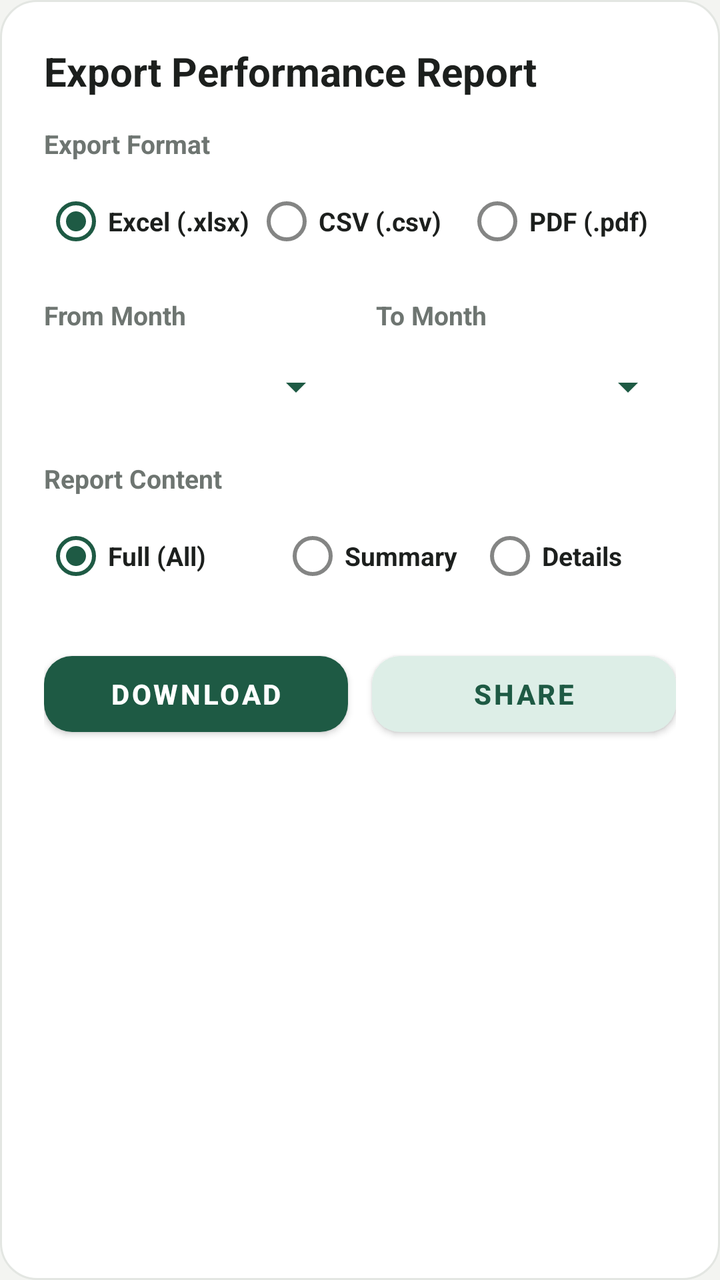
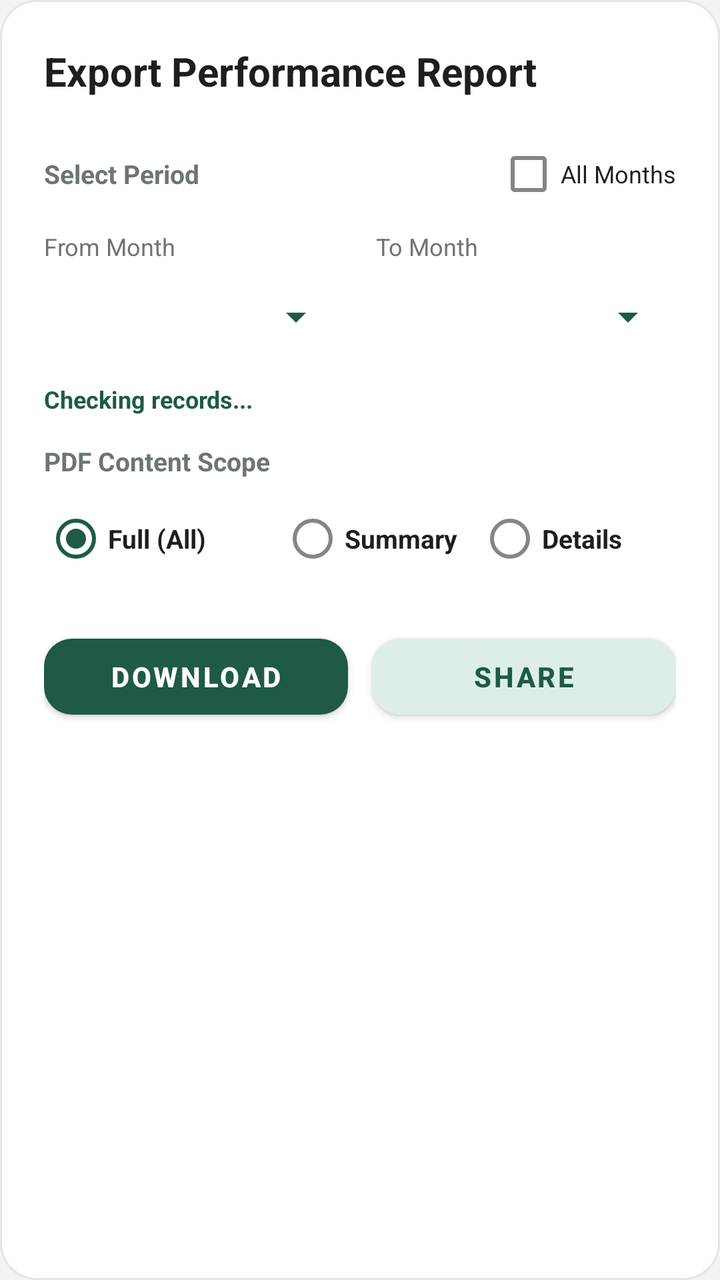

Before-and-after screenshots of an Android layout around one commit, followed by the original layout XML and the change that was made.
<!-- AndroidManifest.xml: application theme Theme.PerformanceTracker -->
<!-- res/layout/dialog_export_report.xml -->
<?xml version="1.0" encoding="utf-8"?>
<LinearLayout
     xmlns:android="http://schemas.android.com/apk/res/android"
     xmlns:app="http://schemas.android.com/apk/res-auto"
     android:layout_height="wrap_content"
     android:layout_width="match_parent"
     android:background="@drawable/bg_card_rounded"
     android:padding="22dp"
     android:orientation="vertical">

    <TextView
         android:layout_height="wrap_content"
         android:layout_width="match_parent"
         android:layout_marginBottom="14dp"
         android:textSize="20sp"
         android:textColor="@color/text_primary"
         android:id="@+id/tvExportTitle"
         android:text="Export Performance Report"
         android:textStyle="bold" />

    
    <TextView
         android:layout_height="wrap_content"
         android:layout_width="wrap_content"
         android:textColor="@color/text_secondary"
         android:text="Export Format"
         android:textSize="13sp"
         android:textStyle="bold" />

    <RadioGroup
         android:layout_height="wrap_content"
         android:layout_width="match_parent"
         android:layout_marginTop="6dp"
         android:layout_marginBottom="14dp"
         android:orientation="horizontal"
         android:id="@+id/rgExportFormat">

        <RadioButton
             android:layout_height="wrap_content"
             android:layout_width="0dp"
             android:layout_weight="1"
             android:textColor="@color/text_primary"
             android:checked="true"
             android:id="@+id/rbFormatXlsx"
             android:text="Excel (.xlsx)"
             android:textSize="13sp"
             android:textStyle="bold" />

        <RadioButton
             android:layout_height="wrap_content"
             android:layout_width="0dp"
             android:layout_weight="1"
             android:textColor="@color/text_primary"
             android:id="@+id/rbFormatCsv"
             android:text="CSV (.csv)"
             android:textSize="13sp"
             android:textStyle="bold" />

        <RadioButton
             android:layout_height="wrap_content"
             android:layout_width="0dp"
             android:layout_weight="1"
             android:textColor="@color/text_primary"
             android:id="@+id/rbFormatPdf"
             android:text="PDF (.pdf)"
             android:textSize="13sp"
             android:textStyle="bold" />

    </RadioGroup>

    
    <LinearLayout
         android:layout_height="wrap_content"
         android:layout_width="match_parent"
         android:weightSum="2"
         android:layout_marginBottom="14dp"
         android:orientation="horizontal">

        <LinearLayout
             android:layout_height="wrap_content"
             android:layout_width="0dp"
             android:layout_marginEnd="8dp"
             android:orientation="vertical"
             android:layout_weight="1">

            <TextView
                 android:layout_height="wrap_content"
                 android:layout_width="wrap_content"
                 android:textColor="@color/text_secondary"
                 android:text="From Month"
                 android:textSize="13sp"
                 android:textStyle="bold" />

            <Spinner
                 android:layout_height="46dp"
                 android:layout_width="match_parent"
                 android:backgroundTint="@color/primary"
                 android:layout_marginTop="4dp"
                 android:id="@+id/spinnerFromMonth" />

        </LinearLayout>

        <LinearLayout
             android:layout_height="wrap_content"
             android:layout_width="0dp"
             android:orientation="vertical"
             android:layout_marginStart="8dp"
             android:layout_weight="1">

            <TextView
                 android:layout_height="wrap_content"
                 android:layout_width="wrap_content"
                 android:textColor="@color/text_secondary"
                 android:text="To Month"
                 android:textSize="13sp"
                 android:textStyle="bold" />

            <Spinner
                 android:layout_height="46dp"
                 android:layout_width="match_parent"
                 android:backgroundTint="@color/primary"
                 android:layout_marginTop="4dp"
                 android:id="@+id/spinnerToMonth" />

        </LinearLayout>

    </LinearLayout>

    
    <TextView
         android:layout_height="wrap_content"
         android:layout_width="wrap_content"
         android:textColor="@color/text_secondary"
         android:text="Report Content"
         android:textSize="13sp"
         android:textStyle="bold" />

    <RadioGroup
         android:layout_height="wrap_content"
         android:layout_width="match_parent"
         android:layout_marginTop="6dp"
         android:layout_marginBottom="20dp"
         android:orientation="horizontal"
         android:id="@+id/rgExportType">

        <RadioButton
             android:layout_height="wrap_content"
             android:layout_width="0dp"
             android:layout_weight="1.2"
             android:textColor="@color/text_primary"
             android:checked="true"
             android:id="@+id/rbFullReport"
             android:text="Full (All)"
             android:textSize="13sp"
             android:textStyle="bold" />

        <RadioButton
             android:layout_height="wrap_content"
             android:layout_width="0dp"
             android:layout_weight="1"
             android:textColor="@color/text_primary"
             android:id="@+id/rbSummary"
             android:text="Summary"
             android:textSize="13sp"
             android:textStyle="bold" />

        <RadioButton
             android:layout_height="wrap_content"
             android:layout_width="0dp"
             android:layout_weight="1"
             android:textColor="@color/text_primary"
             android:id="@+id/rbDetails"
             android:text="Details"
             android:textSize="13sp"
             android:textStyle="bold" />

    </RadioGroup>

    
    <LinearLayout
         android:layout_height="wrap_content"
         android:layout_width="match_parent"
         android:weightSum="2"
         android:orientation="horizontal">

        <com.google.android.material.button.MaterialButton
             android:layout_height="50dp"
             android:layout_width="0dp"
             android:layout_weight="1"
             android:layout_marginEnd="6dp"
             app:backgroundTint="@color/primary"
             app:cornerRadius="14dp"
             app:elevation="0dp"
             android:textColor="#FFFFFF"
             android:id="@+id/btnDownloadReport"
             android:text="Download"
             android:textStyle="bold" />

        <com.google.android.material.button.MaterialButton
             android:layout_height="50dp"
             android:layout_width="0dp"
             android:layout_weight="1"
             android:layout_marginStart="6dp"
             app:backgroundTint="@color/badge_green_bg"
             app:cornerRadius="14dp"
             app:elevation="0dp"
             android:textColor="@color/badge_green_icon"
             android:id="@+id/btnShareReport"
             android:text="Share"
             android:textStyle="bold" />

    </LinearLayout>

</LinearLayout>
<!-- resources referenced by this layout -->
<resources>
  <color name="badge_green_bg">#DDEEE7</color>
  <color name="badge_green_icon">#1E5A44</color>
  <color name="primary">#1E5A44</color>
  <color name="text_primary">#1C1F1D</color>
  <color name="text_secondary">#6E7571</color>
  <!-- drawable bg_card_rounded (drawable) -->
  <?xml version="1.0" encoding="utf-8"?>
  <shape xmlns:android="http://schemas.android.com/apk/res/android">
      <solid android:color="@color/surface_card" />
      <stroke
          android:width="1dp"
          android:color="@color/card_stroke" />
      <corners android:radius="18dp" />
  </shape>
  <style name="Theme.PerformanceTracker" parent="Theme.MaterialComponents.Light.NoActionBar">
          <item name="colorPrimary">@color/primary</item>
          <item name="colorPrimaryVariant">@color/primary_dark</item>
          <item name="colorOnPrimary">@color/white</item>
          <item name="android:statusBarColor">@color/background</item>
          <item name="android:windowLightStatusBar">true</item>
          <item name="android:windowBackground">@color/background</item>
          <item name="colorSecondary">@color/secondary</item>
          <item name="colorSurface">@color/surface</item>
          <item name="colorOnSurface">@color/text_primary</item>
          <item name="colorControlNormal">@color/input_stroke_unfocused</item>
          <item name="colorControlActivated">@color/primary</item>
          <item name="android:textColorHint">@color/text_secondary</item>
          <item name="textInputStyle">@style/CustomOutlinedBox</item>
      </style>
  <color name="surface_card">#FFFFFF</color>
  <color name="card_stroke">#E3E6E2</color>
  <color name="primary_dark">#154333</color>
  <color name="white">#FFFFFF</color>
  <color name="background">#F3F4F1</color>
  <color name="secondary">#256650</color>
  <color name="surface">#FFFFFF</color>
  <color name="input_stroke_unfocused">#B4BEB8</color>
  <style name="CustomOutlinedBox" parent="Widget.MaterialComponents.TextInputLayout.OutlinedBox">
          <item name="boxStrokeColor">@color/box_stroke_selector</item>
          <item name="boxStrokeWidth">1.5dp</item>
          <item name="boxStrokeWidthFocused">2dp</item>
          <item name="boxBackgroundColor">@color/input_background</item>
          <item name="hintTextColor">@color/primary</item>
          <item name="android:textColorHint">@color/text_secondary</item>
          <item name="boxCornerRadiusTopStart">12dp</item>
          <item name="boxCornerRadiusTopEnd">12dp</item>
          <item name="boxCornerRadiusBottomStart">12dp</item>
          <item name="boxCornerRadiusBottomEnd">12dp</item>
      </style>
  <color name="input_background">#F7FAF8</color>
</resources>

<!-- the commit's change to res/layout/dialog_export_report.xml (unified diff, before → after) -->
@@ -19,61 +19,96 @@
          android:textStyle="bold" />
 
     
-    <TextView
-         android:layout_height="wrap_content"
-         android:layout_width="wrap_content"
-         android:textColor="@color/text_secondary"
-         android:text="Export Format"
-         android:textSize="13sp"
-         android:textStyle="bold" />
-
-    <RadioGroup
-         android:layout_height="wrap_content"
-         android:layout_width="match_parent"
-         android:layout_marginTop="6dp"
-         android:layout_marginBottom="14dp"
+    <LinearLayout
+         android:id="@+id/layoutFormatSelection"
+         android:layout_height="wrap_content"
+         android:layout_width="match_parent"
+         android:orientation="vertical"
+         android:visibility="gone">
+
+        <TextView
+             android:id="@+id/tvFormatHeader"
+             android:layout_height="wrap_content"
+             android:layout_width="wrap_content"
+             android:textColor="@color/text_secondary"
+             android:text="Export Format"
+             android:textSize="13sp"
+             android:textStyle="bold" />
+
+        <RadioGroup
+             android:layout_height="wrap_content"
+             android:layout_width="match_parent"
+             android:layout_marginTop="6dp"
+             android:layout_marginBottom="14dp"
+             android:orientation="horizontal"
+             android:id="@+id/rgExportFormat">
+
+            <RadioButton
+                 android:layout_height="wrap_content"
+                 android:layout_width="0dp"
+                 android:layout_weight="1"
+                 android:textColor="@color/text_primary"
+                 android:checked="true"
+                 android:id="@+id/rbFormatXlsx"
+                 android:text="Excel (.xlsx)"
+                 android:textSize="13sp"
+                 android:textStyle="bold" />
+
+            <RadioButton
+                 android:layout_height="wrap_content"
+                 android:layout_width="0dp"
+                 android:layout_weight="1"
+                 android:textColor="@color/text_primary"
+                 android:id="@+id/rbFormatCsv"
+                 android:text="CSV (.csv)"
+                 android:textSize="13sp"
+                 android:textStyle="bold" />
+
+            <RadioButton
+                 android:layout_height="wrap_content"
+                 android:layout_width="0dp"
+                 android:layout_weight="1"
+                 android:textColor="@color/text_primary"
+                 android:id="@+id/rbFormatPdf"
+                 android:text="PDF (.pdf)"
+                 android:textSize="13sp"
+                 android:textStyle="bold" />
+
+        </RadioGroup>
+    </LinearLayout>
+
+    
+    <LinearLayout
+         android:layout_height="wrap_content"
+         android:layout_width="match_parent"
          android:orientation="horizontal"
-         android:id="@+id/rgExportFormat">
-
-        <RadioButton
+         android:gravity="center_vertical"
+         android:layout_marginBottom="4dp">
+
+        <TextView
              android:layout_height="wrap_content"
              android:layout_width="0dp"
              android:layout_weight="1"
-             android:textColor="@color/text_primary"
-             android:checked="true"
-             android:id="@+id/rbFormatXlsx"
-             android:text="Excel (.xlsx)"
+             android:textColor="@color/text_secondary"
+             android:text="Select Period"
              android:textSize="13sp"
              android:textStyle="bold" />
 
-        <RadioButton
-             android:layout_height="wrap_content"
-             android:layout_width="0dp"
-             android:layout_weight="1"
-             android:textColor="@color/text_primary"
-             android:id="@+id/rbFormatCsv"
-             android:text="CSV (.csv)"
-             android:textSize="13sp"
-             android:textStyle="bold" />
-
-        <RadioButton
-             android:layout_height="wrap_content"
-             android:layout_width="0dp"
-             android:layout_weight="1"
-             android:textColor="@color/text_primary"
-             android:id="@+id/rbFormatPdf"
-             android:text="PDF (.pdf)"
-             android:textSize="13sp"
-             android:textStyle="bold" />
-
-    </RadioGroup>
-
-    
-    <LinearLayout
+        <com.google.android.material.checkbox.MaterialCheckBox
+             android:id="@+id/cbAllMonths"
+             android:layout_width="wrap_content"
+             android:layout_height="wrap_content"
+             android:text="All Months"
+             android:textSize="12sp"
+             android:textColor="@color/text_primary" />
+    </LinearLayout>
+
+    <LinearLayout
+         android:id="@+id/layoutMonthSpinners"
          android:layout_height="wrap_content"
          android:layout_width="match_parent"
          android:weightSum="2"
-         android:layout_marginBottom="14dp"
+         android:layout_marginBottom="10dp"
          android:orientation="horizontal">
 
         <LinearLayout
@@ -88,8 +123,7 @@
                  android:layout_width="wrap_content"
                  android:textColor="@color/text_secondary"
                  android:text="From Month"
-                 android:textSize="13sp"
-                 android:textStyle="bold" />
+                 android:textSize="12sp" />
 
             <Spinner
                  android:layout_height="46dp"
@@ -112,8 +146,7 @@
                  android:layout_width="wrap_content"
                  android:textColor="@color/text_secondary"
                  android:text="To Month"
-                 android:textSize="13sp"
-                 android:textStyle="bold" />
+                 android:textSize="12sp" />
 
             <Spinner
                  android:layout_height="46dp"
@@ -128,53 +161,132 @@
 
     
     <TextView
-         android:layout_height="wrap_content"
-         android:layout_width="wrap_content"
-         android:textColor="@color/text_secondary"
-         android:text="Report Content"
-         android:textSize="13sp"
-         android:textStyle="bold" />
-
-    <RadioGroup
-         android:layout_height="wrap_content"
-         android:layout_width="match_parent"
-         android:layout_marginTop="6dp"
+         android:id="@+id/tvExportRecordCount"
+         android:layout_width="match_parent"
+         android:layout_height="wrap_content"
+         android:text="Checking records..."
+         android:textSize="12sp"
+         android:textStyle="bold"
+         android:textColor="@color/primary"
+         android:layout_marginBottom="14dp" />
+
+    
+    <LinearLayout
+         android:id="@+id/layoutPdfContentOptions"
+         android:layout_height="wrap_content"
+         android:layout_width="match_parent"
+         android:orientation="vertical">
+
+        <TextView
+             android:id="@+id/tvReportContentType"
+             android:layout_height="wrap_content"
+             android:layout_width="wrap_content"
+             android:textColor="@color/text_secondary"
+             android:text="PDF Content Scope"
+             android:textSize="13sp"
+             android:textStyle="bold" />
+
+        <RadioGroup
+             android:layout_height="wrap_content"
+             android:layout_width="match_parent"
+             android:layout_marginTop="6dp"
+             android:layout_marginBottom="20dp"
+             android:orientation="horizontal"
+             android:id="@+id/rgExportType">
+
+            <RadioButton
+                 android:layout_height="wrap_content"
+                 android:layout_width="0dp"
+                 android:layout_weight="1.2"
+                 android:textColor="@color/text_primary"
+                 android:checked="true"
+                 android:id="@+id/rbFullReport"
+                 android:text="Full (All)"
+                 android:textSize="13sp"
+                 android:textStyle="bold" />
+
+            <RadioButton
+                 android:layout_height="wrap_content"
+                 android:layout_width="0dp"
+                 android:layout_weight="1"
+                 android:textColor="@color/text_primary"
+                 android:id="@+id/rbSummary"
+                 android:text="Summary"
+                 android:textSize="13sp"
+                 android:textStyle="bold" />
+
+            <RadioButton
+                 android:layout_height="wrap_content"
+                 android:layout_width="0dp"
+                 android:layout_weight="1"
+                 android:textColor="@color/text_primary"
+                 android:id="@+id/rbDetails"
+                 android:text="Details"
+                 android:textSize="13sp"
+                 android:textStyle="bold" />
+
+        </RadioGroup>
+    </LinearLayout>
+
+    
+    <LinearLayout
+         android:id="@+id/layoutExcelContentOptions"
+         android:layout_height="wrap_content"
+         android:layout_width="match_parent"
+         android:layout_marginTop="2dp"
          android:layout_marginBottom="20dp"
-         android:orientation="horizontal"
-         android:id="@+id/rgExportType">
-
-        <RadioButton
-             android:layout_height="wrap_content"
-             android:layout_width="0dp"
-             android:layout_weight="1.2"
-             android:textColor="@color/text_primary"
+         android:orientation="vertical"
+         android:visibility="gone">
+
+        <TextView
+             android:id="@+id/tvExcelContentHeader"
+             android:layout_height="wrap_content"
+             android:layout_width="wrap_content"
+             android:textColor="@color/text_secondary"
+             android:text="Report Content (Columns &amp; Sheets)"
+             android:textSize="13sp"
+             android:textStyle="bold"
+             android:layout_marginBottom="6dp" />
+
+        <LinearLayout
+             android:layout_height="wrap_content"
+             android:layout_width="match_parent"
+             android:orientation="horizontal">
+
+            <com.google.android.material.checkbox.MaterialCheckBox
+                 android:id="@+id/cbExcelZone"
+                 android:layout_width="0dp"
+                 android:layout_height="wrap_content"
+                 android:layout_weight="1"
+                 android:checked="true"
+                 android:text="Zone"
+                 android:textSize="13sp"
+                 android:textStyle="bold"
+                 android:textColor="@color/text_primary" />
+
+            <com.google.android.material.checkbox.MaterialCheckBox
+                 android:id="@+id/cbExcelSalesManager"
+                 android:layout_width="0dp"
+                 android:layout_height="wrap_content"
+                 android:layout_weight="1.3"
+                 android:checked="false"
+                 android:text="Sales Manager"
+                 android:textSize="13sp"
+                 android:textStyle="bold"
+                 android:textColor="@color/text_primary" />
+
+        </LinearLayout>
+
+        <com.google.android.material.checkbox.MaterialCheckBox
+             android:id="@+id/cbExcelApplicantDetails"
+             android:layout_width="wrap_content"
+             android:layout_height="wrap_content"
              android:checked="true"
-             android:id="@+id/rbFullReport"
-             android:text="Full (All)"
-             android:textSize="13sp"
-             android:textStyle="bold" />
-
-        <RadioButton
-             android:layout_height="wrap_content"
-             android:layout_width="0dp"
-             android:layout_weight="1"
-             android:textColor="@color/text_primary"
-             android:id="@+id/rbSummary"
-             android:text="Summary"
-             android:textSize="13sp"
-             android:textStyle="bold" />
-
-        <RadioButton
-             android:layout_height="wrap_content"
-             android:layout_width="0dp"
-             android:layout_weight="1"
-             android:textColor="@color/text_primary"
-             android:id="@+id/rbDetails"
-             android:text="Details"
-             android:textSize="13sp"
-             android:textStyle="bold" />
-
-    </RadioGroup>
+             android:text="Include Applicant Details (Sheet 2)"
+             android:textSize="12sp"
+             android:textColor="@color/text_secondary" />
+
+    </LinearLayout>
 
     
     <LinearLayout
